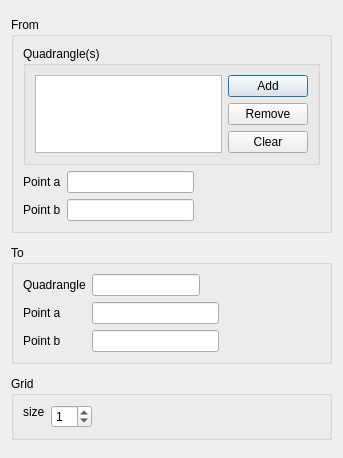
Old version of the form src/HEXABLOCKGUI/JoinQuad_QTD.ui in the repository SalomePlatform/hexablock.
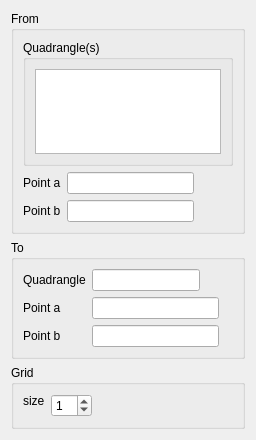
New version of the form.

Commit message: updated: suppress add/remove/clear button on Group, JoinQuad, PrismQuad dialog box fixed :  vertex dialog panel not showing

The edit to the form file:
```diff
--- a/src/HEXABLOCKGUI/JoinQuad_QTD.ui
+++ b/src/HEXABLOCKGUI/JoinQuad_QTD.ui
@@ -6,8 +6,8 @@
    <rect>
     <x>0</x>
     <y>0</y>
-    <width>343</width>
-    <height>458</height>
+    <width>256</width>
+    <height>440</height>
    </rect>
   </property>
   <property name="windowTitle">
@@ -38,7 +38,7 @@
          <string>Quadrangle(s)</string>
         </property>
         <layout class="QGridLayout" name="gridLayout_4">
-         <item row="0" column="0" rowspan="3">
+         <item row="0" column="0" rowspan="2">
           <widget class="QListWidget" name="quads_lw">
            <property name="sizePolicy">
             <sizepolicy hsizetype="Maximum" vsizetype="Expanding">
@@ -57,27 +57,6 @@
            </property>
           </widget>
          </item>
-         <item row="0" column="1">
-          <widget class="QPushButton" name="add_pb">
-           <property name="text">
-            <string>Add</string>
-           </property>
-          </widget>
-         </item>
-         <item row="1" column="1">
-          <widget class="QPushButton" name="remove_pb">
-           <property name="text">
-            <string>Remove</string>
-           </property>
-          </widget>
-         </item>
-         <item row="2" column="1">
-          <widget class="QPushButton" name="clear_pb">
-           <property name="text">
-            <string>Clear</string>
-           </property>
-          </widget>
-         </item>
         </layout>
        </widget>
       </item>
```
The commit also changes 5 other files.
